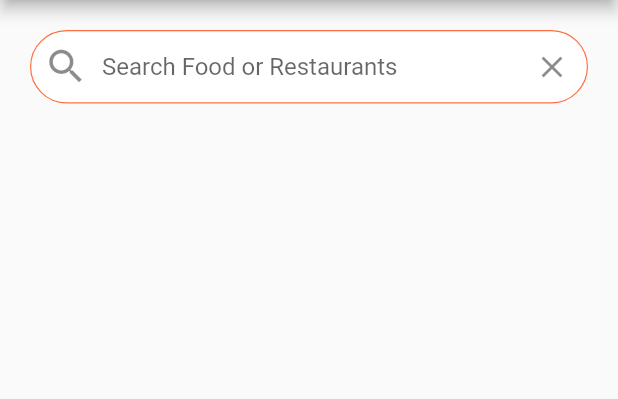
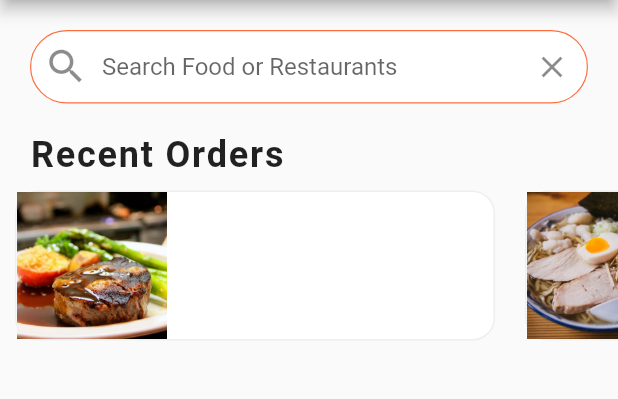
Before and after one commit to Code4Blessings/flutter_food_delivery, a Flutter app: the screen it shows after launch, on a phone screen of 412 x 824 dp, the part 84-483 px from its top. Run offline on Flutter 3.47's test engine with Material 2 defaults, Android fonts, the phone set to English and light mode, and no system bars.

Commit message:
Added Recent Orders cards

```diff
--- a/flutter_food_delivery_ui/lib/screens/home_screen.dart
+++ b/flutter_food_delivery_ui/lib/screens/home_screen.dart
@@ -1,4 +1,5 @@
 import 'package:flutter/material.dart';
+import 'package:flutter_food_delivery_ui/widgets/widgets.dart';
 import '../data/data.dart';
 
 class HomeScreen extends StatefulWidget {
@@ -50,10 +51,10 @@ class _HomeScreenState extends State<HomeScreen> {
                 hintText: 'Search Food or Restaurants',
                 prefixIcon: Icon(Icons.search, size: 30),
                 suffixIcon: IconButton(icon: Icon(Icons.clear), onPressed: (){}),
-
               ),
             ),
-          )
+          ),
+          RecentOrders()
         ],
       ),
     );
--- a/flutter_food_delivery_ui/lib/widgets/recent_orders.dart
+++ b/flutter_food_delivery_ui/lib/widgets/recent_orders.dart
@@ -1,10 +1,60 @@
 import 'package:flutter/material.dart';
+import 'package:flutter_food_delivery_ui/data/data.dart';
+import 'package:flutter_food_delivery_ui/models/order.dart';
 
 class RecentOrders extends StatelessWidget {
+  _buildRecentOrder(BuildContext context, Order order) {
+    return Container(
+      margin: EdgeInsets.all(10.0),
+      width: 320,
+      decoration: BoxDecoration(
+        color: Colors.white,
+        borderRadius: BorderRadius.circular(15.0),
+        border: Border.all(
+          width: 1.0,
+          color: Colors.grey[200],
+        ),
+      ),
+      child: Row(
+        children: <Widget>[
+          Image(
+            height: 100.0,
+            width: 100.0,
+            image: AssetImage(order.food.imageUrl),
+            fit: BoxFit.cover,
+          )
+        ],
+      ),
+    );
+  }
+
   @override
   Widget build(BuildContext context) {
-    return Container(
-
+    return Column(
+      crossAxisAlignment: CrossAxisAlignment.start,
+      children: <Widget>[
+        Padding(
+          padding: EdgeInsets.symmetric(horizontal: 20.0),
+          child: Text(
+            'Recent Orders',
+            style: TextStyle(
+                fontSize: 24.0,
+                fontWeight: FontWeight.w600,
+                letterSpacing: 1.2),
+          ),
+        ),
+        Container(
+          height: 120,
+          //color: Colors.blue,
+          child: ListView.builder(
+              scrollDirection: Axis.horizontal,
+              itemCount: currentUser.orders.length,
+              itemBuilder: (BuildContext context, int index) {
+                Order order = currentUser.orders[index];
+                return _buildRecentOrder(context, order);
+              }),
+        )
+      ],
     );
   }
 }
```
